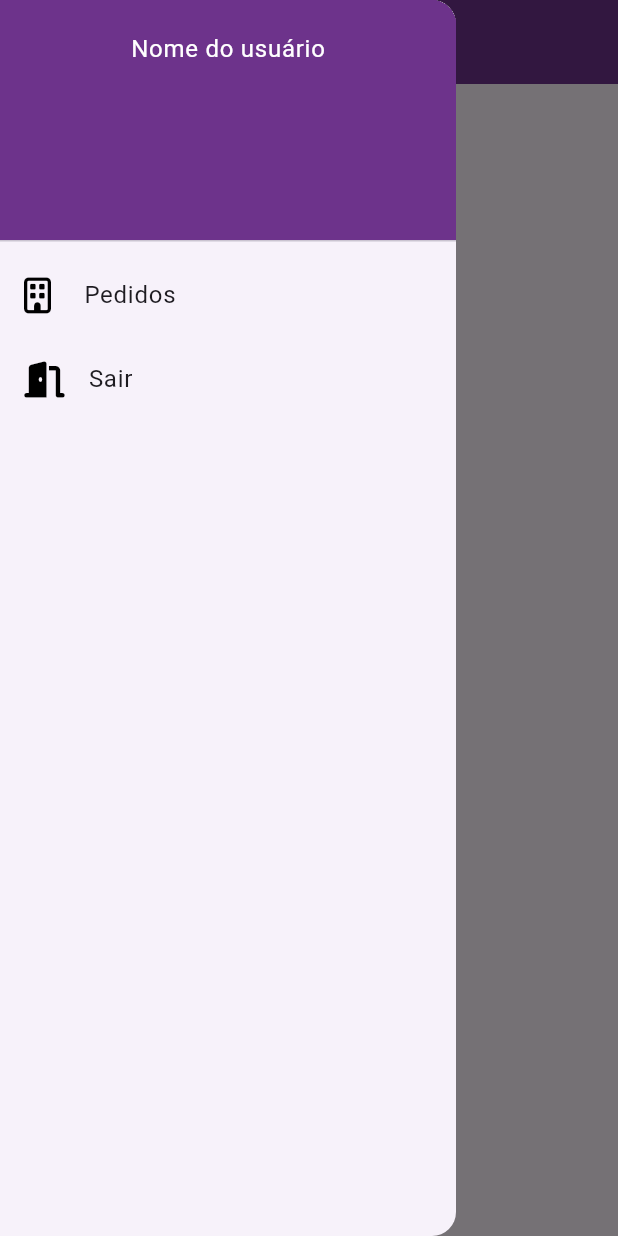
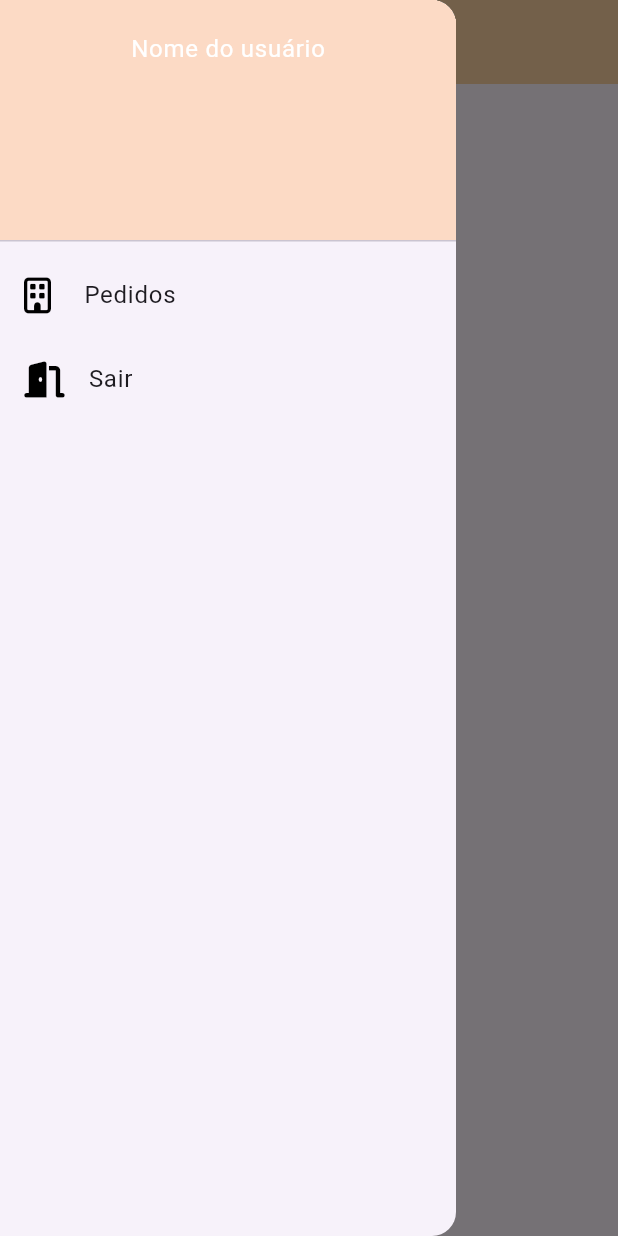
Before and after one commit to enzonagata/pedidos-app-flutter, a Flutter app: the screen it shows after launch, with the side drawer open, on a phone screen of 412 x 824 dp. Run offline on Flutter 3.47's test engine with Material 3 defaults, Android fonts, the phone set to English and light mode, and no system bars; our stand-ins replace cloud_firestore, firebase_core, font_awesome_flutter, get; accounts and stored records are empty.

Commit message:
Adiciona sistema de rota

```diff
--- /dev/null
+++ b/lib/app/modules/pedido/pedido_binding.dart
@@ -0,0 +1,10 @@
+import 'package:get/get.dart';
+import 'pedido_controller.dart';
+
+class PedidoBinding extends Bindings {
+  @override
+  void dependencies() {
+    Get.lazyPut<PedidoController>(
+        () => PedidoController()); // Injeta o HomeController
+  }
+}
--- /dev/null
+++ b/lib/app/modules/pedido/pedido_controller.dart
@@ -0,0 +1,11 @@
+import 'package:get/get.dart';
+
+class PedidoController extends GetxController {
+  // Exemplo de uma variável reativa
+  var count = 0.obs;
+
+  // Método para incrementar o contador
+  void increment() {
+    count++;
+  }
+}
--- a/lib/app/ui/pages/pedido.dart
+++ b/lib/app/modules/pedido/pedido_page.dart
@@ -6,8 +6,8 @@ import 'package:app/app/ui/widgets/drawer_custom.dart';
 import 'package:cloud_firestore/cloud_firestore.dart';
 import 'package:flutter/material.dart';
 
-class Pedido extends StatelessWidget {
-  const Pedido({super.key});
+class PedidoPage extends StatelessWidget {
+  const PedidoPage({super.key});
 
   get productsRepository => null;
 
@@ -60,7 +60,7 @@ class Pedido extends StatelessWidget {
         ),
       ),
       appBar: AppBar(
-        title: const Text('Login'),
+        title: const Text('Pedido'),
         backgroundColor: defaultTheme,
         titleTextStyle: const TextStyle(color: Colors.white, fontSize: 24),
       ),
--- /dev/null
+++ b/lib/app/routes/app_pages.dart
@@ -0,0 +1,14 @@
+import 'package:app/app/modules/pedido/pedido_binding.dart';
+import 'package:app/app/modules/pedido/pedido_page.dart';
+import 'package:get/get.dart';
+import 'app_routes.dart';
+
+class AppPages {
+  static final pages = [
+    GetPage(
+      name: AppRoutes.PEDIDO,
+      page: () => PedidoPage(), // Página inicial
+      binding: PedidoBinding(), // Injetando o binding
+    ),
+  ];
+}
--- /dev/null
+++ b/lib/app/routes/app_routes.dart
@@ -0,0 +1,4 @@
+abstract class AppRoutes {
+  // ignore: constant_identifier_names
+  static const PEDIDO = '/pedidos';
+}
--- a/lib/app/ui/theme/colors.dart
+++ b/lib/app/ui/theme/colors.dart
@@ -1,15 +1,15 @@
 import 'package:flutter/material.dart';
 
 Map<int, Color> color = {
-  50: const Color.fromRGBO(109, 51, 139, .1),
-  100: const Color.fromRGBO(109, 51, 139, .2),
-  200: const Color.fromRGBO(109, 51, 139, .3),
-  300: const Color.fromRGBO(109, 51, 139, .4),
-  400: const Color.fromRGBO(109, 51, 139, .5),
-  500: const Color.fromRGBO(109, 51, 139, .6),
-  600: const Color.fromRGBO(109, 51, 139, .7),
-  700: const Color.fromRGBO(109, 51, 139, .8),
-  800: const Color.fromRGBO(109, 51, 139, .9),
-  900: const Color.fromRGBO(109, 51, 139, 1),
+  50: const Color.fromRGBO(252, 218, 197, .1),
+  100: const Color.fromRGBO(252, 218, 197, .2),
+  200: const Color.fromRGBO(252, 218, 197, .3),
+  300: const Color.fromRGBO(252, 218, 197, 0.4),
+  400: const Color.fromRGBO(252, 218, 197, .5),
+  500: const Color.fromRGBO(252, 218, 197, .6),
+  600: const Color.fromRGBO(252, 218, 197, .7),
+  700: const Color.fromRGBO(252, 218, 197, .8),
+  800: const Color.fromRGBO(252, 218, 197, .9),
+  900: const Color.fromRGBO(252, 218, 197, 1),
 };
-MaterialColor defaultTheme = MaterialColor(0xFF6D338B, color);
+MaterialColor defaultTheme = MaterialColor(0xFFFBD1A2, color);
--- a/lib/main.dart
+++ b/lib/main.dart
@@ -1,9 +1,10 @@
 import 'package:firebase_core/firebase_core.dart';
-import 'package:app/app/ui/pages/pedido.dart';
 import 'package:app/app/ui/theme/colors.dart';
 import 'package:flutter/material.dart';
 import 'package:flutter/services.dart';
 import 'package:get/get.dart';
+import 'app/routes/app_pages.dart';
+import 'app/routes/app_routes.dart';
 
 Future<void> main() async {
   SystemChrome.setSystemUIOverlayStyle(
@@ -14,14 +15,14 @@ Future<void> main() async {
   );
   WidgetsFlutterBinding.ensureInitialized();
   await Firebase.initializeApp();
-  runApp(const GuiaClube());
+  runApp(const Pedidos());
 }
 
 // ignore: must_be_immutable
-class GuiaClube extends StatelessWidget {
+class Pedidos extends StatelessWidget {
   //late Widget initializeScreen;
 
-  const GuiaClube({super.key});
+  const Pedidos({super.key});
   // This widget is the root of your application.
   @override
   Widget build(BuildContext context) {
@@ -43,9 +44,9 @@ class GuiaClube extends StatelessWidget {
           theme: ThemeData(
               primarySwatch: defaultTheme,
               secondaryHeaderColor: defaultTheme[900]),
-          home: const Pedido(),
+          initialRoute: AppRoutes.PEDIDO,
+          getPages: AppPages.pages,
         );
-        //}
       },
     );
   }
```
